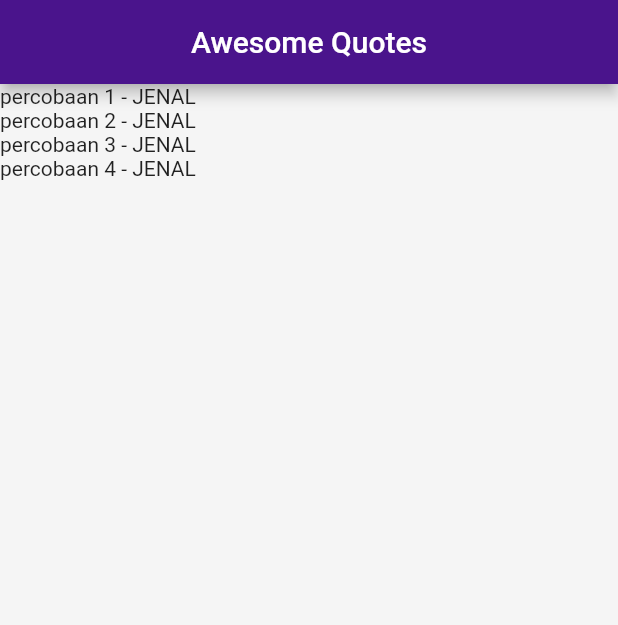
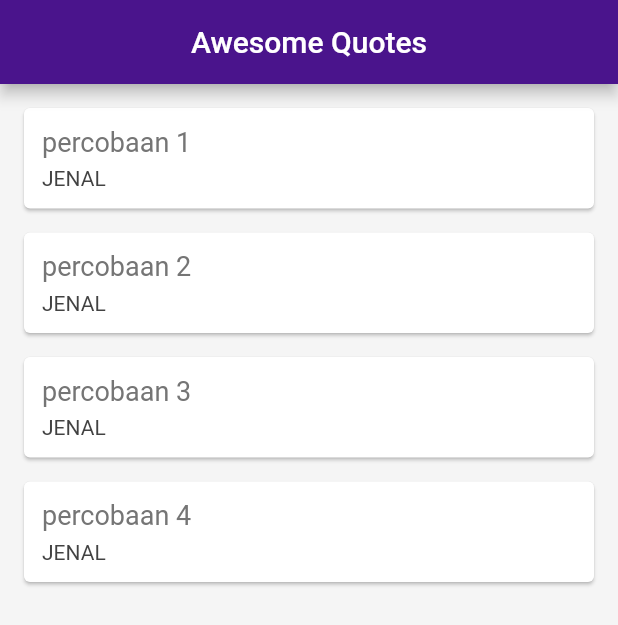
Before and after one commit to jenalalfianta/flutter_list_of_data, a Flutter app: the screen it shows after launch, on a phone screen of 412 x 824 dp. Shown: the top 625 px of the screen. Run offline on Flutter 3.47's test engine with Material 2 defaults, Android fonts, the phone set to English and light mode, and no system bars.

Commit message:
penambahan card

```diff
--- a/lib/main.dart
+++ b/lib/main.dart
@@ -20,6 +20,35 @@
     Quotes(author: 'JENAL', text: 'percobaan 4'),
   ];
 
+  Widget quotetemplate(quote) {
+    return Card(
+      margin: EdgeInsets.fromLTRB(16.0, 16.0, 16.0, 0.0),
+      child: Padding(
+        padding: const EdgeInsets.all(12.0),
+        child: Column(
+          crossAxisAlignment: CrossAxisAlignment.stretch,
+          children: [
+            Text(
+              quote.text,
+              style: TextStyle(
+                fontSize: 18.0,
+                color: Colors.grey.shade600,
+              ),
+            ),
+            SizedBox(height: 6.0),
+            Text(
+              quote.author,
+              style: TextStyle(
+                fontSize: 14.0,
+                color: Colors.grey.shade800,
+              ),
+            )
+          ],
+        ),
+      ),
+    );
+  }
+
   @override
   Widget build(BuildContext context) {
     return Scaffold(
@@ -31,9 +60,7 @@
       ),
       body: Column(
         crossAxisAlignment: CrossAxisAlignment.start,
-        children: quotes
-            .map((quote) => Text('${quote.text} - ${quote.author}'))
-            .toList(),
+        children: quotes.map((quote) => quotetemplate(quote)).toList(),
       ),
     );
   }
```
